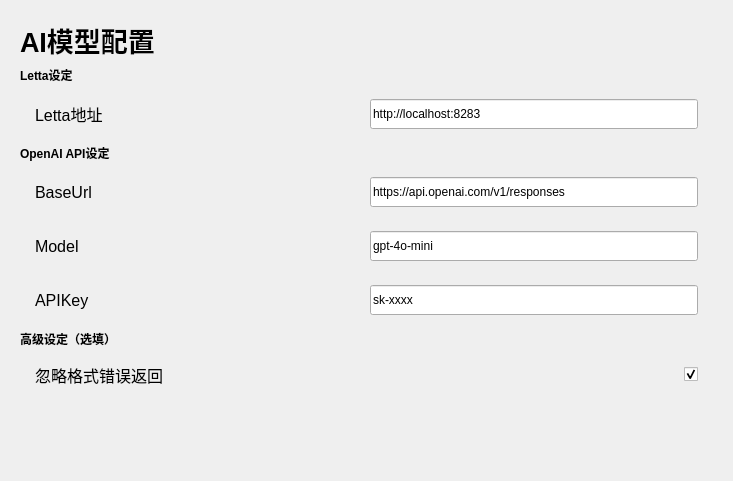
This is mianwindow_uichild/setting_ai.ui in Zao-chen/ZcChat as Qt 5 draws it before an edit. The edited form follows.
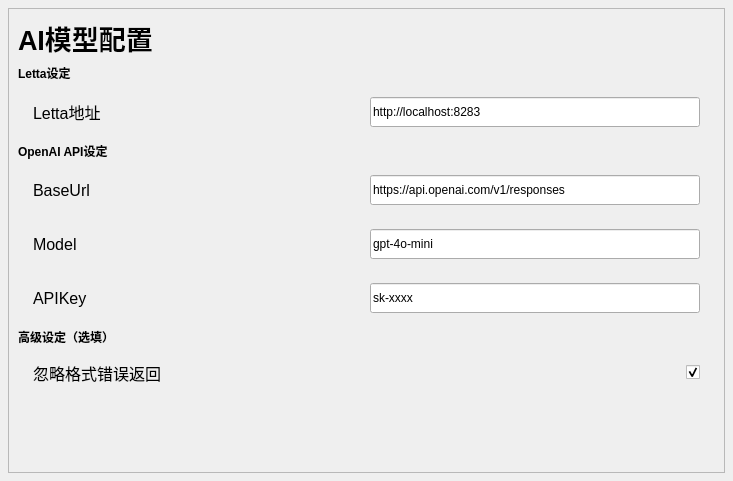
This is the edited form. Custom widgets are drawn as their Qt base class.

Commit message: [refactor] rename setting_actor to setting_actor_interface

```diff
--- a/mianwindow_uichild/setting_ai.ui
+++ b/mianwindow_uichild/setting_ai.ui
@@ -13,19 +13,34 @@
   <property name="windowTitle">
    <string>Form</string>
   </property>
-  <layout class="QVBoxLayout" name="verticalLayout" stretch="0,0,0,0,0,0,0,0,0,1">
+  <layout class="QVBoxLayout" name="verticalLayout" stretch="0">
    <property name="leftMargin">
-    <number>20</number>
+    <number>8</number>
    </property>
    <property name="topMargin">
-    <number>20</number>
+    <number>8</number>
    </property>
    <property name="rightMargin">
-    <number>20</number>
+    <number>8</number>
    </property>
    <property name="bottomMargin">
-    <number>20</number>
+    <number>8</number>
    </property>
+   <item>
+    <widget class="QScrollArea" name="scrollArea">
+     <property name="widgetResizable">
+      <bool>true</bool>
+     </property>
+     <widget class="QWidget" name="scrollAreaWidgetContents">
+      <property name="geometry">
+       <rect>
+        <x>0</x>
+        <y>0</y>
+        <width>715</width>
+        <height>463</height>
+       </rect>
+      </property>
+      <layout class="QVBoxLayout" name="verticalLayout_2" stretch="0,0,0,0,0,0,0,0,0,1">
    <item>
     <widget class="ElaText" name="label">
      <property name="font">
@@ -290,6 +305,10 @@
       </size>
      </property>
     </spacer>
+       </item>
+      </layout>
+     </widget>
+    </widget>
    </item>
   </layout>
  </widget>
```
Lines whose indentation alone changed are shown as unchanged. The commit also changes 13 other files.
